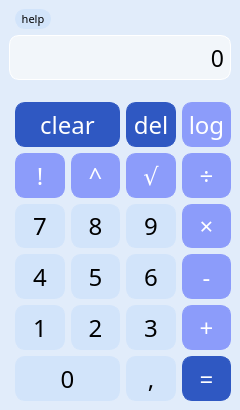
xkrivka00/IVS-project_2, file src/calculator/mainwindow.ui: the form before one commit.
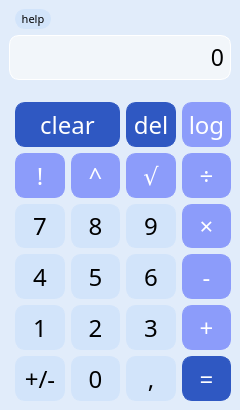
The form after the commit. Icons and pictures are not drawn.

Commit message: Added keyboard functionality, sign key and expanded the help dialogue

Diff of the .ui file:
```diff
--- a/src/calculator/mainwindow.ui
+++ b/src/calculator/mainwindow.ui
@@ -197,38 +197,6 @@
       </property>
      </widget>
     </item>
-    <item row="10" column="1" colspan="2">
-     <widget class="QPushButton" name="button_0">
-      <property name="sizePolicy">
-       <sizepolicy hsizetype="Expanding" vsizetype="Expanding">
-        <horstretch>0</horstretch>
-        <verstretch>0</verstretch>
-       </sizepolicy>
-      </property>
-      <property name="font">
-       <font>
-        <family>Franklin Gothic Book</family>
-        <pointsize>18</pointsize>
-       </font>
-      </property>
-      <property name="styleSheet">
-       <string notr="true">QPushButton {
-   border: 1px solid #d2e4fa;
-	background-color: #d2e4fa;
-	border-radius: 10px;
-}
-QPushButton:pressed {
-    background-color: qlineargradient(x1: 0, y1: 0, x2: 0, y2: 1,
-                                      stop: 0 #c3dcfa, stop: 1 #b1d2fa);
-	 border-radius: 10px;
-}
-</string>
-      </property>
-      <property name="text">
-       <string>0</string>
-      </property>
-     </widget>
-    </item>
     <item row="9" column="2">
      <widget class="QPushButton" name="button_2">
       <property name="sizePolicy">
@@ -711,6 +679,9 @@
         <bold>false</bold>
        </font>
       </property>
+      <property name="focusPolicy">
+       <enum>Qt::FocusPolicy::StrongFocus</enum>
+      </property>
       <property name="layoutDirection">
        <enum>Qt::LayoutDirection::LeftToRight</enum>
       </property>
@@ -840,6 +811,70 @@
       </property>
      </widget>
     </item>
+    <item row="10" column="2">
+     <widget class="QPushButton" name="button_0">
+      <property name="sizePolicy">
+       <sizepolicy hsizetype="Expanding" vsizetype="Expanding">
+        <horstretch>0</horstretch>
+        <verstretch>0</verstretch>
+       </sizepolicy>
+      </property>
+      <property name="font">
+       <font>
+        <family>Franklin Gothic Book</family>
+        <pointsize>18</pointsize>
+       </font>
+      </property>
+      <property name="styleSheet">
+       <string notr="true">QPushButton {
+   border: 1px solid #d2e4fa;
+	background-color: #d2e4fa;
+	border-radius: 10px;
+}
+QPushButton:pressed {
+    background-color: qlineargradient(x1: 0, y1: 0, x2: 0, y2: 1,
+                                      stop: 0 #c3dcfa, stop: 1 #b1d2fa);
+	 border-radius: 10px;
+}
+</string>
+      </property>
+      <property name="text">
+       <string>0</string>
+      </property>
+     </widget>
+    </item>
+    <item row="10" column="1">
+     <widget class="QPushButton" name="button_sign">
+      <property name="sizePolicy">
+       <sizepolicy hsizetype="Expanding" vsizetype="Expanding">
+        <horstretch>0</horstretch>
+        <verstretch>0</verstretch>
+       </sizepolicy>
+      </property>
+      <property name="font">
+       <font>
+        <family>Franklin Gothic Book</family>
+        <pointsize>18</pointsize>
+       </font>
+      </property>
+      <property name="styleSheet">
+       <string notr="true">QPushButton {
+   border: 1px solid #d2e4fa;
+	background-color: #d2e4fa;
+	border-radius: 10px;
+}
+QPushButton:pressed {
+    background-color: qlineargradient(x1: 0, y1: 0, x2: 0, y2: 1,
+                                      stop: 0 #c3dcfa, stop: 1 #b1d2fa);
+	 border-radius: 10px;
+}
+</string>
+      </property>
+      <property name="text">
+       <string>+/-</string>
+      </property>
+     </widget>
+    </item>
    </layout>
   </widget>
  </widget>
```
The commit also changes 2 other files.
